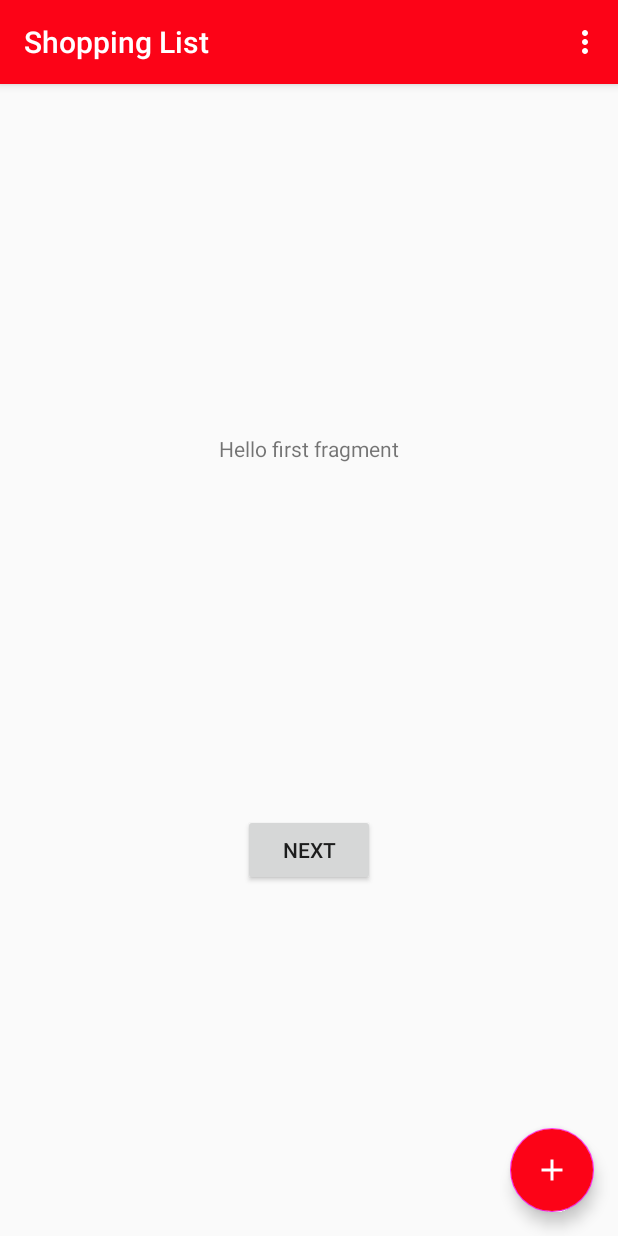
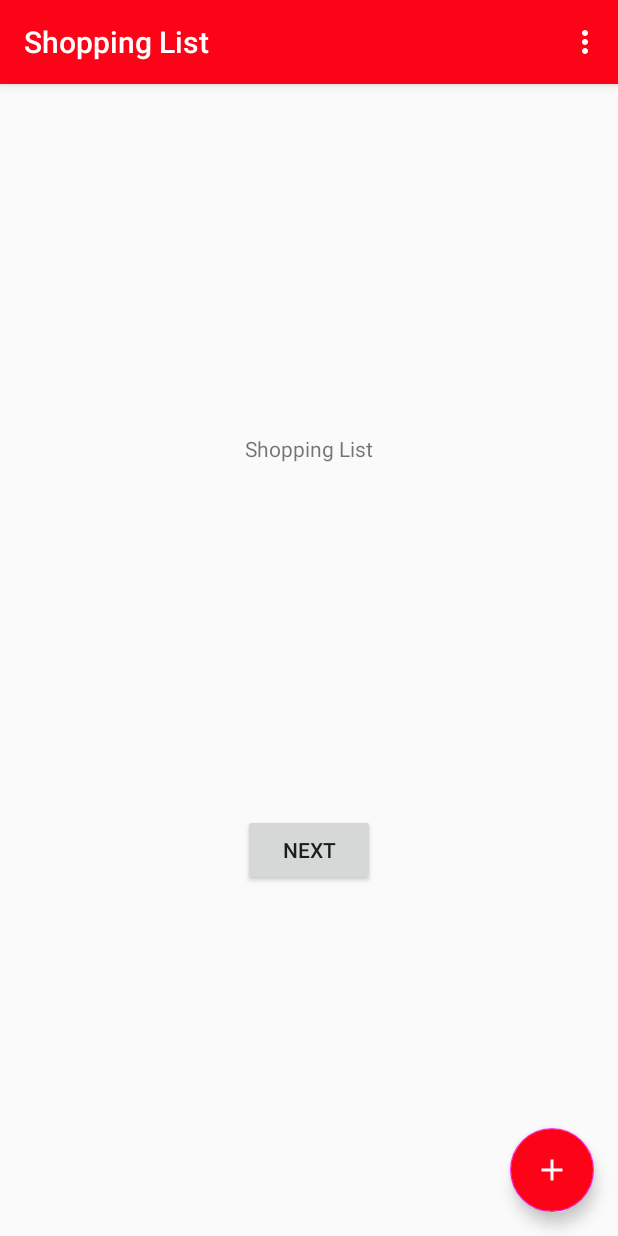
Before and after one commit to jschiefner/shopping-list-android, an Android app: the screen it shows after launch (MainActivity), on a phone screen of 412 x 824 dp. Run offline under Robolectric (Android 15) with nearby library versions, the phone set to English and light mode, and no system bars; our stand-ins replace Room's generated code.

Commit message:
renamed some stuff

```diff
--- a/app/src/main/java/com/jschiefner/shoppinglist/FirstFragment.java
+++ /dev/null
@@ -1,34 +0,0 @@
-package com.jschiefner.shoppinglist;
-
-import android.os.Bundle;
-import android.view.LayoutInflater;
-import android.view.View;
-import android.view.ViewGroup;
-
-import androidx.annotation.NonNull;
-import androidx.fragment.app.Fragment;
-import androidx.navigation.fragment.NavHostFragment;
-
-public class FirstFragment extends Fragment {
-
-    @Override
-    public View onCreateView(
-            LayoutInflater inflater, ViewGroup container,
-            Bundle savedInstanceState
-    ) {
-        // Inflate the layout for this fragment
-        return inflater.inflate(R.layout.fragment_first, container, false);
-    }
-
-    public void onViewCreated(@NonNull View view, Bundle savedInstanceState) {
-        super.onViewCreated(view, savedInstanceState);
-
-        view.findViewById(R.id.button_first).setOnClickListener(new View.OnClickListener() {
-            @Override
-            public void onClick(View view) {
-                NavHostFragment.findNavController(FirstFragment.this)
-                        .navigate(R.id.action_FirstFragment_to_SecondFragment);
-            }
-        });
-    }
-}
--- a/app/src/main/java/com/jschiefner/shoppinglist/Item.java
+++ b/app/src/main/java/com/jschiefner/shoppinglist/Item.java
@@ -15,12 +15,14 @@ public class Item {
     public UUID uuid;
 
     public String name;
+    public boolean completed;
     public Date createdAt;
     public Date updatedAt;
 
     public Item(String name) {
         this.name = name;
         this.uuid = UUID.randomUUID();
+        this.completed = false;
 
         Date now = new Date();
         this.createdAt = now;
--- a/app/src/main/java/com/jschiefner/shoppinglist/ItemDatabase.java
+++ b/app/src/main/java/com/jschiefner/shoppinglist/ItemDatabase.java
@@ -6,7 +6,7 @@ import androidx.room.Database;
 import androidx.room.Room;
 import androidx.room.RoomDatabase;
 
-@Database(entities = { Item.class }, version = 1, exportSchema = false)
+@Database(entities = { Item.class }, version = 2, exportSchema = false)
 public abstract class ItemDatabase extends RoomDatabase {
     public static ItemDatabase instance;
 
--- a/app/src/main/java/com/jschiefner/shoppinglist/SecondFragment.java
+++ /dev/null
@@ -1,34 +0,0 @@
-package com.jschiefner.shoppinglist;
-
-import android.os.Bundle;
-import android.view.LayoutInflater;
-import android.view.View;
-import android.view.ViewGroup;
-
-import androidx.annotation.NonNull;
-import androidx.fragment.app.Fragment;
-import androidx.navigation.fragment.NavHostFragment;
-
-public class SecondFragment extends Fragment {
-
-    @Override
-    public View onCreateView(
-            LayoutInflater inflater, ViewGroup container,
-            Bundle savedInstanceState
-    ) {
-        // Inflate the layout for this fragment
-        return inflater.inflate(R.layout.fragment_second, container, false);
-    }
-
-    public void onViewCreated(@NonNull View view, Bundle savedInstanceState) {
-        super.onViewCreated(view, savedInstanceState);
-
-        view.findViewById(R.id.button_second).setOnClickListener(new View.OnClickListener() {
-            @Override
-            public void onClick(View view) {
-                NavHostFragment.findNavController(SecondFragment.this)
-                        .navigate(R.id.action_SecondFragment_to_FirstFragment);
-            }
-        });
-    }
-}
--- /dev/null
+++ b/app/src/main/java/com/jschiefner/shoppinglist/ShoppingFragment.java
@@ -0,0 +1,23 @@
+package com.jschiefner.shoppinglist;
+
+import android.os.Bundle;
+import android.view.LayoutInflater;
+import android.view.View;
+import android.view.ViewGroup;
+
+import androidx.annotation.NonNull;
+import androidx.fragment.app.Fragment;
+
+public class ShoppingFragment extends Fragment {
+
+    @Override
+    public View onCreateView(LayoutInflater inflater, ViewGroup container, Bundle savedInstanceState) {
+        // Inflate the layout for this fragment
+        return inflater.inflate(R.layout.shopping_fragment, container, false);
+    }
+
+    public void onViewCreated(@NonNull View view, Bundle savedInstanceState) {
+        super.onViewCreated(view, savedInstanceState);
+
+    }
+}
--- a/app/src/main/res/layout/fragment_first.xml
+++ /dev/null
@@ -1,28 +0,0 @@
-<?xml version="1.0" encoding="utf-8"?>
-<androidx.constraintlayout.widget.ConstraintLayout xmlns:android="http://schemas.android.com/apk/res/android"
-    xmlns:app="http://schemas.android.com/apk/res-auto"
-    xmlns:tools="http://schemas.android.com/tools"
-    android:layout_width="match_parent"
-    android:layout_height="match_parent"
-    tools:context=".FirstFragment">
-
-    <TextView
-        android:id="@+id/textview_first"
-        android:layout_width="wrap_content"
-        android:layout_height="wrap_content"
-        android:text="@string/hello_first_fragment"
-        app:layout_constraintBottom_toTopOf="@id/button_first"
-        app:layout_constraintEnd_toEndOf="parent"
-        app:layout_constraintStart_toStartOf="parent"
-        app:layout_constraintTop_toTopOf="parent" />
-
-    <Button
-        android:id="@+id/button_first"
-        android:layout_width="wrap_content"
-        android:layout_height="wrap_content"
-        android:text="@string/next"
-        app:layout_constraintBottom_toBottomOf="parent"
-        app:layout_constraintEnd_toEndOf="parent"
-        app:layout_constraintStart_toStartOf="parent"
-        app:layout_constraintTop_toBottomOf="@id/textview_first" />
-</androidx.constraintlayout.widget.ConstraintLayout>
--- a/app/src/main/res/layout/fragment_second.xml
+++ b/app/src/main/res/layout/shopping_fragment.xml
@@ -4,24 +4,25 @@
     xmlns:tools="http://schemas.android.com/tools"
     android:layout_width="match_parent"
     android:layout_height="match_parent"
-    tools:context=".SecondFragment">
+    tools:context=".ShoppingFragment">
 
     <TextView
-        android:id="@+id/textview_second"
+        android:id="@+id/textview_first"
         android:layout_width="wrap_content"
         android:layout_height="wrap_content"
-        app:layout_constraintBottom_toTopOf="@id/button_second"
+        android:text="Shopping List"
+        app:layout_constraintBottom_toTopOf="@id/button_first"
         app:layout_constraintEnd_toEndOf="parent"
         app:layout_constraintStart_toStartOf="parent"
         app:layout_constraintTop_toTopOf="parent" />
 
     <Button
-        android:id="@+id/button_second"
+        android:id="@+id/button_first"
         android:layout_width="wrap_content"
         android:layout_height="wrap_content"
-        android:text="@string/previous"
+        android:text="@string/next"
         app:layout_constraintBottom_toBottomOf="parent"
         app:layout_constraintEnd_toEndOf="parent"
         app:layout_constraintStart_toStartOf="parent"
-        app:layout_constraintTop_toBottomOf="@id/textview_second" />
+        app:layout_constraintTop_toBottomOf="@id/textview_first" />
 </androidx.constraintlayout.widget.ConstraintLayout>
--- a/app/src/main/res/navigation/nav_graph.xml
+++ b/app/src/main/res/navigation/nav_graph.xml
@@ -7,22 +7,8 @@
 
     <fragment
         android:id="@+id/FirstFragment"
-        android:name="com.jschiefner.shoppinglist.FirstFragment"
-        android:label="@string/first_fragment_label"
-        tools:layout="@layout/fragment_first">
-
-        <action
-            android:id="@+id/action_FirstFragment_to_SecondFragment"
-            app:destination="@id/SecondFragment" />
-    </fragment>
-    <fragment
-        android:id="@+id/SecondFragment"
-        android:name="com.jschiefner.shoppinglist.SecondFragment"
-        android:label="@string/second_fragment_label"
-        tools:layout="@layout/fragment_second">
-
-        <action
-            android:id="@+id/action_SecondFragment_to_FirstFragment"
-            app:destination="@id/FirstFragment" />
+        android:name="com.jschiefner.shoppinglist.ShoppingFragment"
+        android:label="@string/shopping_fragment_label"
+        tools:layout="@layout/shopping_fragment">
     </fragment>
 </navigation>
--- a/app/src/main/res/values/strings.xml
+++ b/app/src/main/res/values/strings.xml
@@ -2,11 +2,8 @@
     <string name="app_name">Shopping List</string>
     <string name="action_settings">Settings</string>
     <!-- Strings used for fragments for navigation -->
-    <string name="first_fragment_label">First Fragment</string>
-    <string name="second_fragment_label">Second Fragment</string>
+    <string name="shopping_fragment_label">Shopping Fragment</string>
     <string name="next">Next</string>
     <string name="previous">Previous</string>
 
-    <string name="hello_first_fragment">Hello first fragment</string>
-    <string name="hello_second_fragment">Hello second fragment. Arg: %1$s</string>
 </resources>
```
